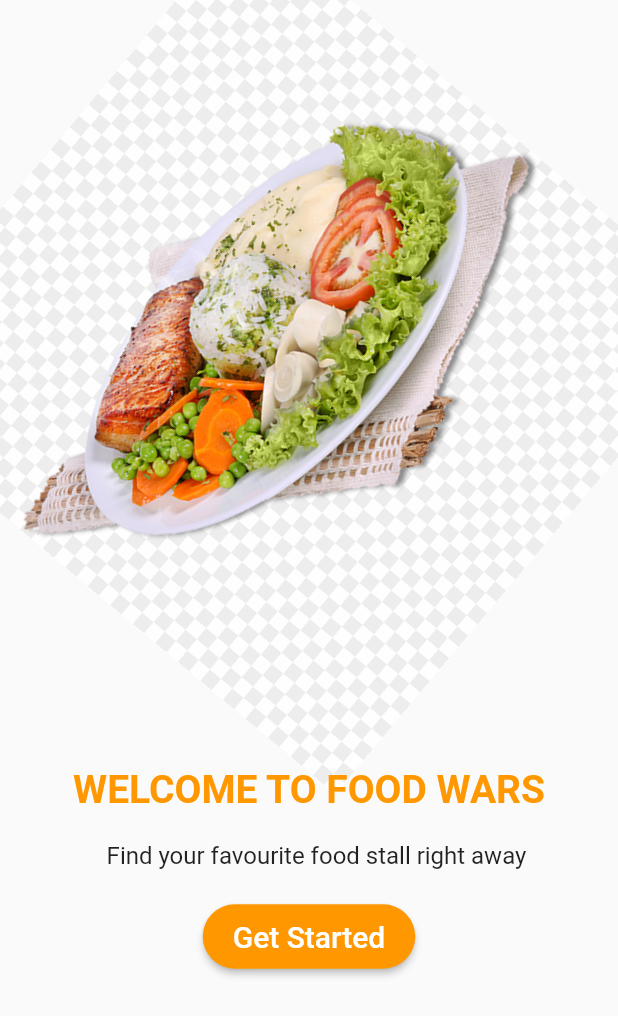
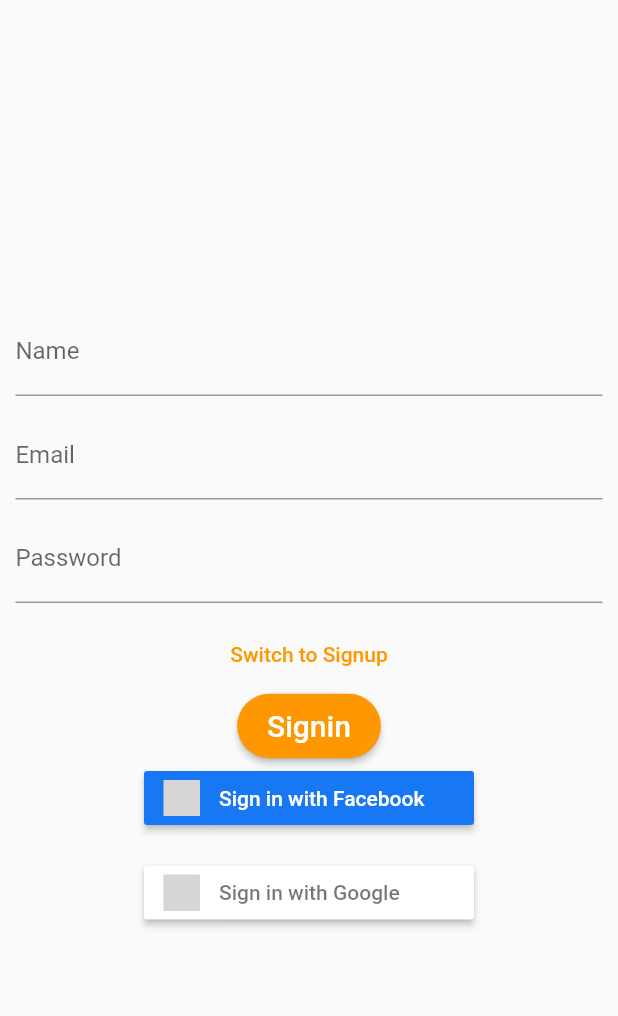
Before and after one commit to naveen-ku/food_wars, a Flutter app: the screen it shows after launch, after a tap on "Get Started", on a phone screen of 412 x 824 dp. Shown: the top 1016 px of the screen. Run offline on Flutter 3.47's test engine with Material 2 defaults, Android fonts, the phone set to English and light mode, and no system bars; our stand-ins replace flutter_signin_button; grey boxes are pictures that could not be loaded.

Commit message:
Adding basic auth page

```diff
--- /dev/null
+++ b/lib/pages/auth.dart
@@ -0,0 +1,159 @@
+import "package:flutter/material.dart";
+import 'package:flutter_signin_button/flutter_signin_button.dart';
+import 'package:food_wars/pages/landing_page.dart';
+
+class AuthPage extends StatefulWidget {
+  @override
+  State<StatefulWidget> createState() {
+    return _AuthPageState();
+  }
+}
+
+class _AuthPageState extends State<AuthPage> {
+  Map<String, dynamic> _formData = {
+    'nameValue': null,
+    'emailValue': null,
+    'passValue': null,
+  };
+  final GlobalKey<FormState> _formKey = GlobalKey<FormState>();
+  //final TextEditingController _passwordTextController = TextEditingController();
+  // bool _acceptTerms;
+  Widget _buildNameTextField() {
+    return TextFormField(
+      decoration: InputDecoration(
+        labelText: 'Name',
+      ),
+      keyboardType: TextInputType.name,
+      validator: (String value) {
+        if (value.isEmpty) {
+          return 'Name is required';
+        }
+        return null;
+      },
+      onSaved: (String value) {
+        _formData['nameValue'] = value;
+      },
+    );
+  }
+
+  Widget _buildEmailTextField() {
+    return TextFormField(
+      decoration: InputDecoration(labelText: 'Email'),
+      validator: (String value) {
+        if (value.isEmpty) {
+          return 'Email is required';
+        }
+        return null;
+      },
+      onSaved: (String value) {
+        _formData['emailValue'] = value;
+      },
+    );
+  }
+
+  Widget _buildPasswordTextField() {
+    return TextFormField(
+      decoration: InputDecoration(
+        labelText: 'Password',
+      ),
+      obscureText: true,
+      //controller: _passwordTextController,
+      validator: (String value) {
+        if (value.isEmpty) {
+          return 'Password is required';
+        }
+        return null;
+      },
+      onSaved: (String value) {
+        _formData['passValue'] = value;
+      },
+    );
+  }
+
+  void _submitForm() {
+    if (!_formKey.currentState.validate()) {
+      return;
+    }
+    _formKey.currentState.save();
+
+    Navigator.of(context)
+        .push(MaterialPageRoute(builder: (BuildContext context) {
+      return LandingPage();
+    }));
+  }
+
+  @override
+  Widget build(BuildContext context) {
+    final double deviceWidth = MediaQuery.of(context).size.width;
+    final double targetWidth = deviceWidth > 550.0 ? 500.0 : deviceWidth * 0.95;
+
+    return Scaffold(
+      body: Container(
+        padding: EdgeInsets.all(10.0),
+        child: Center(
+          child: Form(
+            key: _formKey,
+            child: SingleChildScrollView(
+              child: Container(
+                width: targetWidth,
+                child: Column(
+                  children: <Widget>[
+                    _buildNameTextField(),
+                    SizedBox(
+                      height: 10.0,
+                    ),
+                    _buildEmailTextField(),
+                    SizedBox(
+                      height: 10.0,
+                    ),
+                    _buildPasswordTextField(),
+                    SizedBox(
+                      height: 10.0,
+                    ),
+                    FlatButton(
+                      child: Text(
+                        'Switch to Signup',
+                        style: TextStyle(color: Theme.of(context).primaryColor),
+                      ),
+                      onPressed: () {},
+                    ),
+                    Center(
+                      child: RaisedButton(
+                        color: Theme.of(context).primaryColor,
+                        shape: RoundedRectangleBorder(
+                          borderRadius: BorderRadius.circular(40.0),
+                        ),
+                        padding: EdgeInsets.symmetric(
+                            horizontal: 20.0, vertical: 10.0),
+                        child: Text(
+                          "Signin",
+                          style: TextStyle(
+                              color: Theme.of(context).accentColor,
+                              fontSize: 20.0),
+                        ),
+                        onPressed: () => _submitForm(),
+                      ),
+                    ),
+                    SignInButton(
+                      Buttons.FacebookNew,
+                      // mini: true,
+                      onPressed: () {},
+                    ),
+                    SizedBox(
+                      height: 15.0,
+                    ),
+                    SignInButton(
+                      Buttons.Google,
+                      // mini: true,
+                      onPressed: () {},
+                    ),
+                  ],
+                ),
+              ),
+            ),
+          ),
+        ),
+      ),
+    );
+  }
+}
--- a/lib/pages/landing_page.dart
+++ b/lib/pages/landing_page.dart
@@ -1,4 +1,5 @@
 import "package:flutter/material.dart";
+import 'package:food_wars/pages/auth.dart';
 
 class LandingPage extends StatelessWidget {
   Widget _buildImage() {
@@ -54,7 +55,12 @@ class LandingPage extends StatelessWidget {
                 style: TextStyle(
                     color: Theme.of(context).accentColor, fontSize: 20.0),
               ),
-              onPressed: () {},
+              onPressed: () {
+                Navigator.of(context)
+                    .push(MaterialPageRoute(builder: (BuildContext context) {
+                  return AuthPage();
+                }));
+              },
             )
           ],
         ),
--- a/pubspec.yaml
+++ b/pubspec.yaml
@@ -27,6 +27,7 @@ dependencies:
   # The following adds the Cupertino Icons font to your application.
   # Use with the CupertinoIcons class for iOS style icons.
   cupertino_icons: ^1.0.0
+  flutter_signin_button: ^1.1.0
 
 dev_dependencies:
   flutter_test:
```
Also changed, not shown: pubspec.lock.
